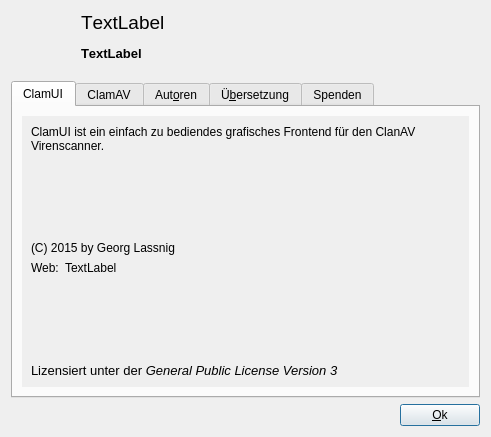
Qt form ui/about.ui (elgolondrino/clamui) before a commit.
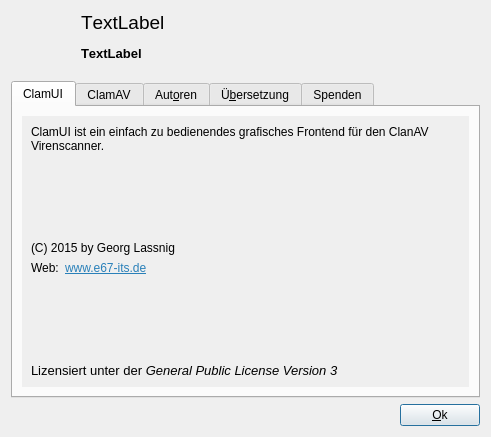
The same form after that commit. Icons and pictures are not drawn.

Diff of the .ui file:
```diff
--- a/ui/about.ui
+++ b/ui/about.ui
@@ -153,7 +153,7 @@
            <item>
             <widget class="QLabel" name="label_4">
              <property name="text">
-              <string>ClamUI ist ein einfach zu bediendes grafisches Frontend für den ClanAV Virenscanner.</string>
+              <string>ClamUI ist ein einfach zu bedienendes grafisches Frontend für den ClanAV Virenscanner.</string>
              </property>
              <property name="alignment">
               <set>Qt::AlignLeading|Qt::AlignLeft|Qt::AlignVCenter</set>
@@ -201,7 +201,7 @@
              <item row="0" column="1">
               <widget class="QLabel" name="label_WebSiteClamUI">
                <property name="text">
-                <string>TextLabel</string>
+                <string>&lt;html&gt;&lt;head/&gt;&lt;body&gt;&lt;p&gt;&lt;a href=&quot;http://www.e67-its.de&quot;&gt;&lt;span style=&quot; text-decoration: underline; color:#2980b9;&quot;&gt;www.e67-its.de&lt;/span&gt;&lt;/a&gt;&lt;/p&gt;&lt;/body&gt;&lt;/html&gt;</string>
                </property>
               </widget>
              </item>
```
Left out of the diff: 16 changed lines with no effect on the pictures.
